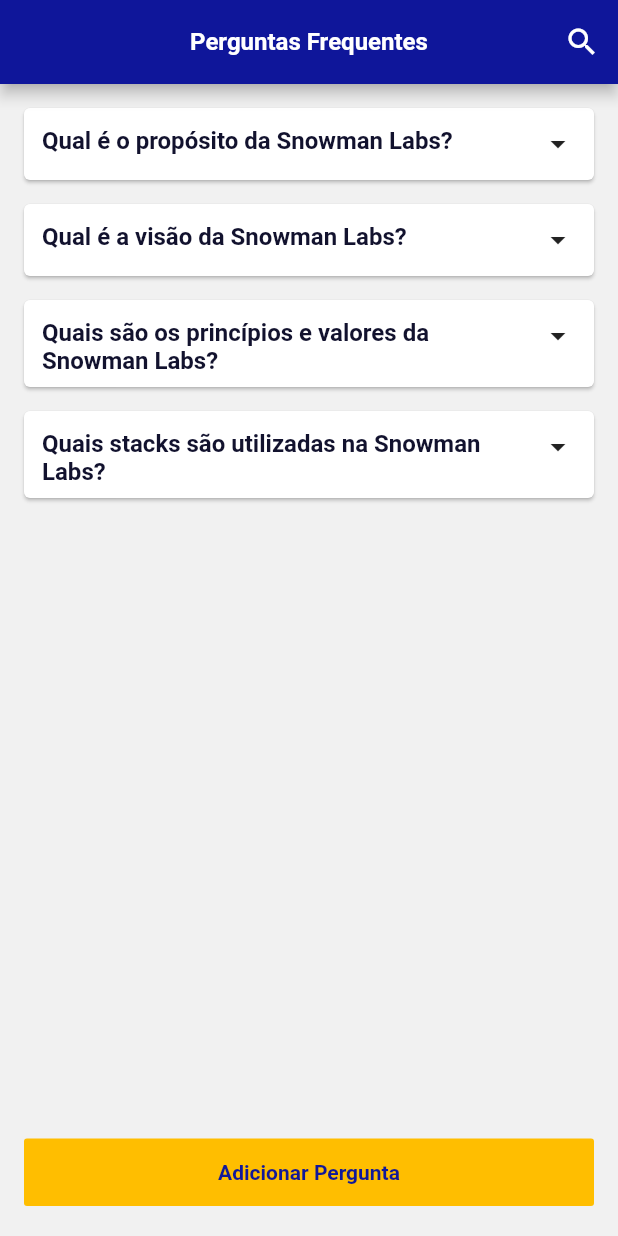
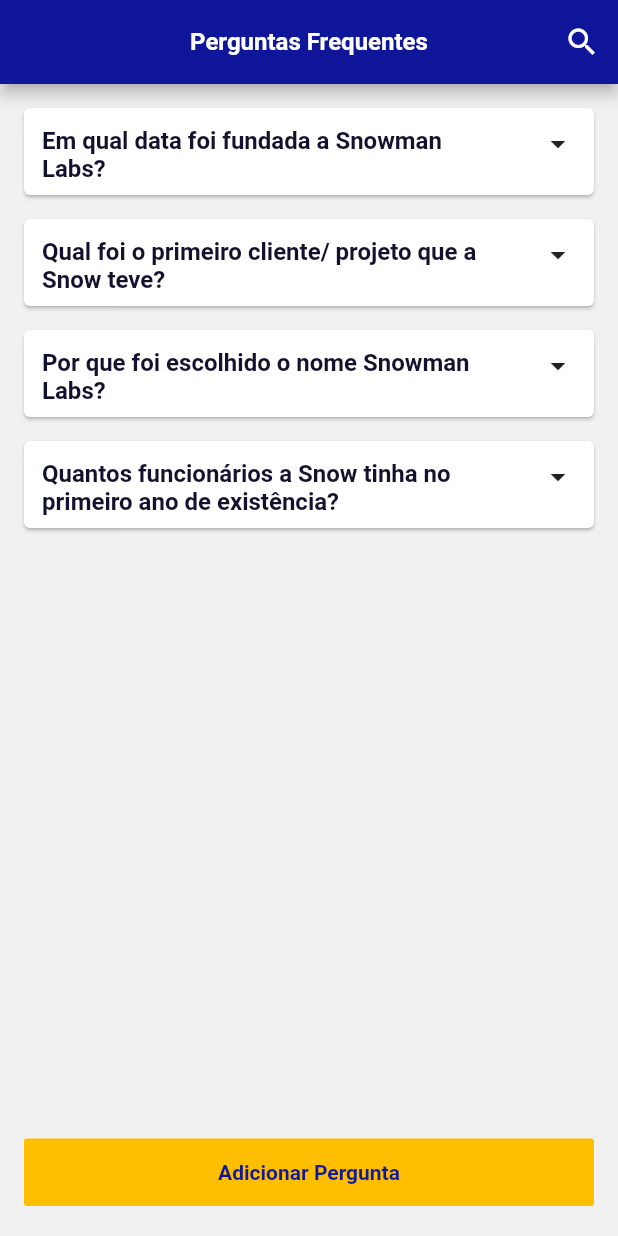
Before and after one commit to marinagosson/snowman-flutter, a Flutter app: the screen it shows after launch, on a phone screen of 412 x 824 dp. Run offline on Flutter 3.47's test engine with Material 2 defaults, Android fonts, the phone set to English and light mode, and no system bars; our stand-ins replace get_it, rxdart, sqflite; missing offline and left inert: custom_rounded_rectangle_border, flutter_stetho; accounts and stored records are empty.

Commit message:
melhoria no layout do botao e trocando as perguntas iniciais

```diff
--- a/lib/common/sources/database.helper.dart
+++ b/lib/common/sources/database.helper.dart
@@ -16,34 +16,30 @@ class DatabaseHelper {
           onCreate: (Database db, int version) async {
         await db.execute(FAQTable.create());
         await db.insert(FAQTable.tableName, {
-          FAQTable.columnQuestion: "Qual é o propósito da Snowman Labs?",
+          FAQTable.columnQuestion: "Em qual data foi fundada a Snowman Labs?",
           FAQTable.columnAnswer:
-              "Servir e impactar pessoas através de tecnologia e design.",
+              "A Snowman Labs foi fundada no dia 9 de agosto de 2012.",
           FAQTable.columnColor: 0xFFFFBE00
         });
         await db.insert(FAQTable.tableName, {
-          FAQTable.columnQuestion: "Qual é a visão da Snowman Labs?",
+          FAQTable.columnQuestion:
+              "Qual foi o primeiro cliente/ projeto que a Snow teve?",
           FAQTable.columnAnswer:
-              "Ampliar exponencialmente o potencial das empresas e das pessoas através de design e tecnologia.",
+              "O primeiro cliente que a Snow teve foi um candidato a deputado federal e fizemos o projeto dos santinhos digitais. Foi entregue em setembro de 2012.",
           FAQTable.columnColor: 0xFFFE666B
         });
         await db.insert(FAQTable.tableName, {
           FAQTable.columnQuestion:
-              "Quais são os princípios e valores da Snowman Labs?",
-          FAQTable.columnAnswer: '''Fé - que guia as nossas ações
-              Qualidade - que nos move sempre a darmos o nosso melhor
-              Transparência - que constrói a confiança
-              Respeito - que honra as pessoas
-              Relacionamento - que nos torna uma família
-              Comprometimento - que nos faz andar mais uma milha
-              Impacto - que cria esperança''',
+              "Por que foi escolhido o nome Snowman Labs? ",
+          FAQTable.columnAnswer:
+              "Por conta da neve em Curitiba que ocorreu em 2013. Queríamos um mascote e a partir dele, surgiu o nome (foi a primeira coisa que pensamos na época).",
           FAQTable.columnColor: 0xFFFEB62D
         });
         await db.insert(FAQTable.tableName, {
           FAQTable.columnQuestion:
-              "Quais stacks são utilizadas na Snowman Labs?",
+              "Quantos funcionários a Snow tinha no primeiro ano de existência?",
           FAQTable.columnAnswer:
-              "A Snow trabalha com diferentes stacks e tecnologias, entre elas estão Java/Kotlin para Android nativo, Swift para iOS, Flutter/Dart, Python, .NET, VueJS, NodeJS…",
+              "Em nosso primeiro ano éramos apenas 7 funcionários. ",
           FAQTable.columnColor: 0xFF10168B
         });
       }, onUpgrade: (db, oldVersion, newVersion) async {});
--- a/lib/common/values/colors.dart
+++ b/lib/common/values/colors.dart
@@ -10,6 +10,7 @@ final Color iconsAppbarColor = Color(0xFFFFFFFF);
 final Color buttonBackgroundColor = Color(0xFFFFBE00);
 final Color buttonBackgroundDisableColor = Color(0xFF9899A4);
 final Color buttonTextColor = Color(0xFF111899);
+final Color buttonDisableTextColor = Color(0xFF9899A4);
 
 final Color cardBackgroundColor = Color(0xFFFFFFFF);
 final Color pageBackgroundColor = Color(0xFFF1F1F1);
--- a/lib/common/widgets/button.dart
+++ b/lib/common/widgets/button.dart
@@ -5,7 +5,6 @@ import 'package:flutter/material.dart';
 class ButtonWidget extends StatelessWidget {
   final String label;
   final VoidCallback onPress;
-  final bool disabled;
   final bool transparent;
   final IconData icon;
   final double elevation;
@@ -14,7 +13,6 @@ class ButtonWidget extends StatelessWidget {
   ButtonWidget(
       {this.label,
       this.onPress,
-      this.disabled,
       this.transparent,
       this.icon,
       this.elevation,
@@ -22,20 +20,21 @@ class ButtonWidget extends StatelessWidget {
 
   @override
   Widget build(BuildContext context) {
-    final action = disabled == true ? null : onPress;
-
     Color backgroundColor = colors.buttonBackgroundColor;
-    Color textColor = colors.buttonTextColor;
+    Color textColor = onPress == null ? Colors.white : colors.buttonTextColor;
 
     return Container(
       height: 45,
       child: RaisedButton(
+        disabledColor: Colors.grey,
         materialTapTargetSize: MaterialTapTargetSize.shrinkWrap,
         elevation: elevation == null ? 0 : elevation,
-        onPressed: action,
+        onPressed: onPress,
         color: backgroundColor,
         child: loading != null && loading
-            ? CircularProgressIndicator()
+            ? CircularProgressIndicator(
+                backgroundColor: Colors.white,
+              )
             : TextWidget(
                 text: label ?? "Label",
                 small: true,
```
